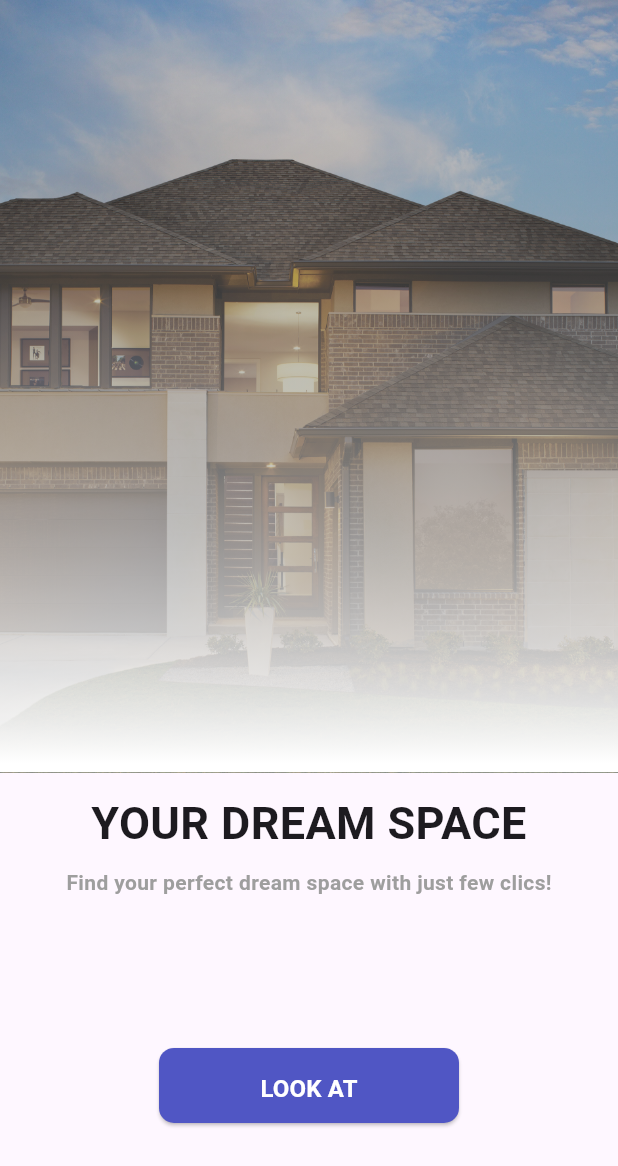
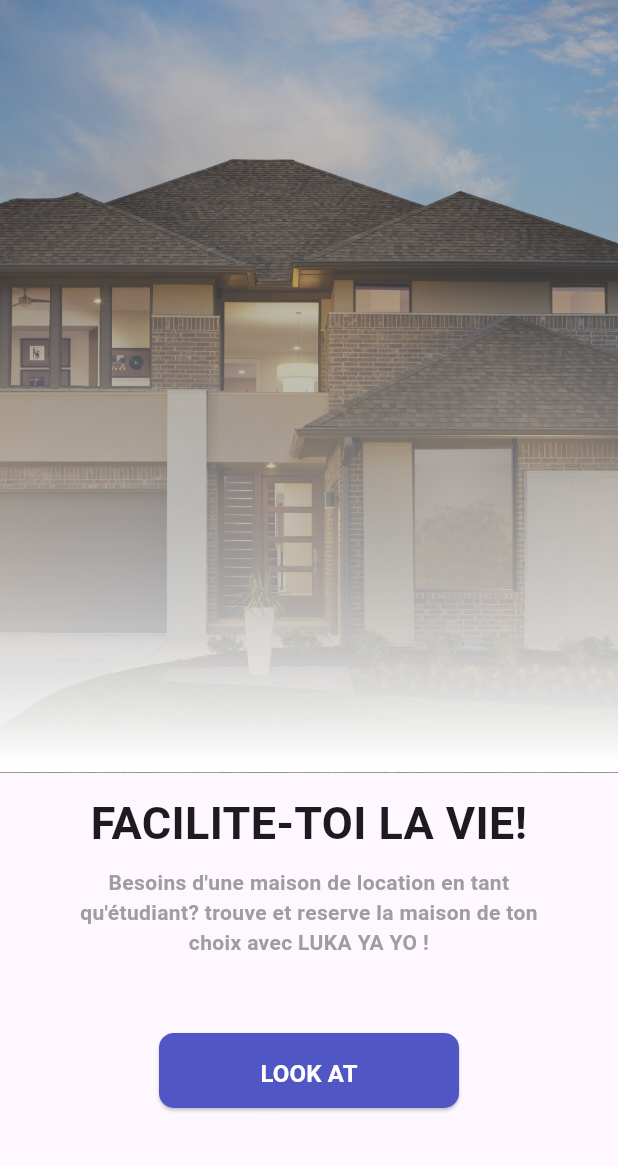
Before and after one commit to Nicolas-Ohlin/Luka-Ya-Yo-App, a Flutter app: the screen it shows after launch, on a phone screen of 412 x 824 dp. Shown: the top 1166 px of the screen. Run offline on Flutter 3.47's test engine with Material 3 defaults, Android fonts, the phone set to English and light mode, and no system bars; our stand-ins replace dio, faker.

Commit message:
changement du text de la page de demarrage

```diff
--- a/lib/Pages/home_page.dart
+++ b/lib/Pages/home_page.dart
@@ -53,18 +53,25 @@ class HomePage extends StatelessWidget {
             SizedBox(
               height: height * 0.015,
             ),
-            const Text("YOUR DREAM SPACE",
+            const Text("FACILITE-TOI LA VIE!",
                 style: TextStyle(fontSize: 30, fontWeight: FontWeight.bold),
                 textAlign: TextAlign.center),
             SizedBox(
               height: height * 0.010,
             ),
-            const Text(
-              "Find your perfect dream space with just few clics!",
-              style: TextStyle(color: Colors.grey, fontWeight: FontWeight.bold),
+            Container(
+              width: MediaQuery.of(context).size.width * 1.5 / 2,
+              child: const Center(
+                child: Text(
+                  "Besoins d'une maison de location en tant qu'étudiant? trouve et reserve la maison de ton choix avec LUKA YA YO !",
+                  style: TextStyle(
+                      color: Colors.grey, fontWeight: FontWeight.bold),
+                  textAlign: TextAlign.center,
+                ),
+              ),
             ),
             Padding(
-              padding: const EdgeInsets.all(100.0),
+              padding: const EdgeInsets.all(50.0),
               child: ElevatedButton(
                 onPressed: () {
                   Navigator.push(
```
